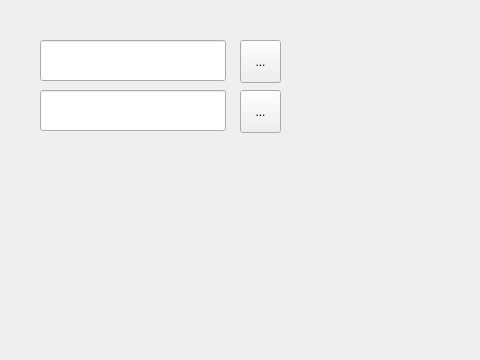
Qt form forms/SequenceSearchView.ui (reframedultimate/ReFramed-plugin-decision-graph) before a commit; both pictures show x 0 to 480 and y 0 to 360 of the 779 by 530 pixel window.
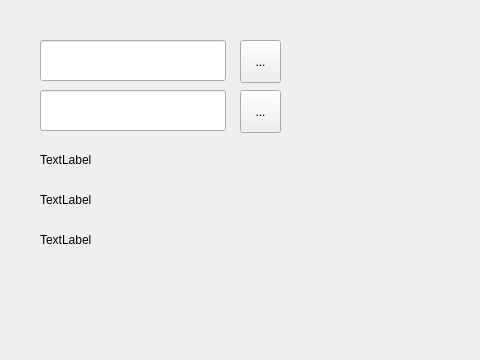
The same form after that commit.

```diff
--- a/forms/SequenceSearchView.ui
+++ b/forms/SequenceSearchView.ui
@@ -59,6 +59,45 @@
     <string>...</string>
    </property>
   </widget>
+  <widget class="QLabel" name="label_frames">
+   <property name="geometry">
+    <rect>
+     <x>40</x>
+     <y>150</y>
+     <width>171</width>
+     <height>20</height>
+    </rect>
+   </property>
+   <property name="text">
+    <string>TextLabel</string>
+   </property>
+  </widget>
+  <widget class="QLabel" name="label_nodes">
+   <property name="geometry">
+    <rect>
+     <x>40</x>
+     <y>190</y>
+     <width>171</width>
+     <height>20</height>
+    </rect>
+   </property>
+   <property name="text">
+    <string>TextLabel</string>
+   </property>
+  </widget>
+  <widget class="QLabel" name="label_edges">
+   <property name="geometry">
+    <rect>
+     <x>40</x>
+     <y>230</y>
+     <width>171</width>
+     <height>20</height>
+    </rect>
+   </property>
+   <property name="text">
+    <string>TextLabel</string>
+   </property>
+  </widget>
  </widget>
  <resources/>
  <connections/>
```
